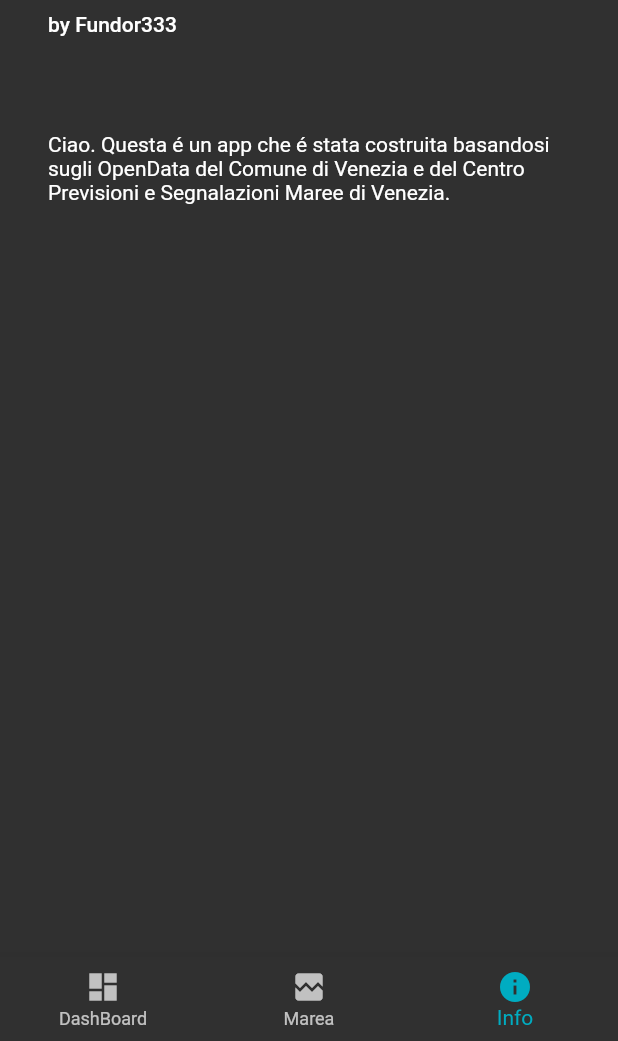
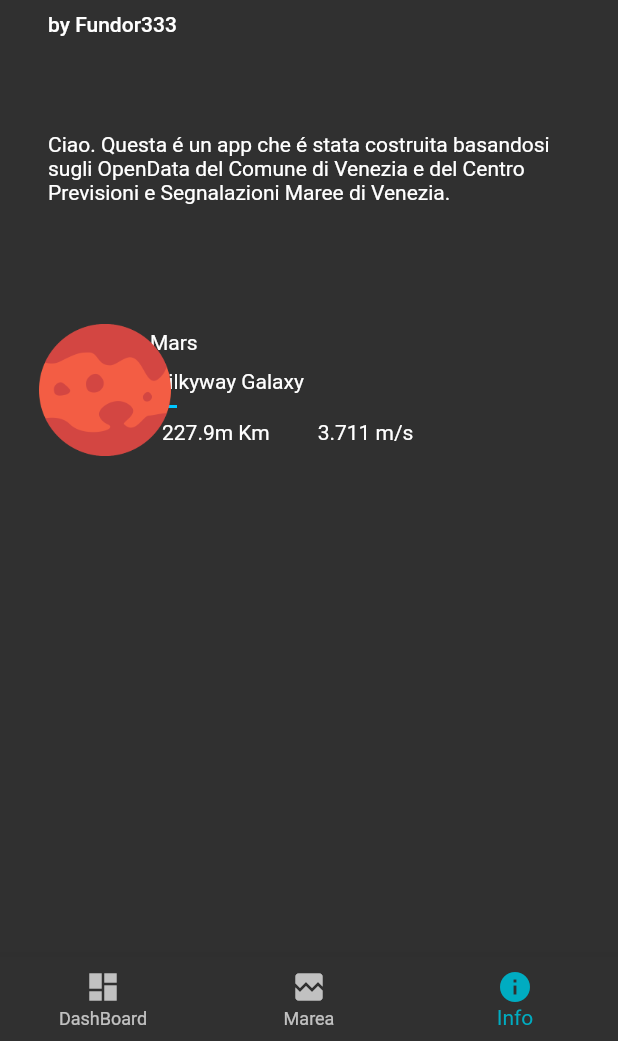
Before and after one commit to fundor333/DragodePiera, a Flutter app: the screen it shows after launch, item 3 of the bottom bar chosen, on a phone screen of 412 x 824 dp, the part 195-1236 px from its top. Run offline on Flutter 3.47's test engine with Material 2 defaults, Android fonts, the phone set to English and light mode, and no system bars; our stand-ins replace firebase_messaging; accounts and stored records are empty; network calls fail; Roboto replaces fonts that are missing (Hind, Montserrat).

Commit message:
Reworkings for developers

```diff
--- a/lib/about_widget.dart
+++ b/lib/about_widget.dart
@@ -1,3 +1,4 @@
+import 'package:drago_de_piera/models/developer.dart';
 import 'package:flutter/material.dart';
 
 class AboutWidget extends StatelessWidget {
@@ -15,18 +16,12 @@ class AboutWidget extends StatelessWidget {
                   padding: const EdgeInsets.only(bottom: 8.0),
                   child: Text(
                     'Drago de Piera',
-                    style: Theme
-                        .of(context)
-                        .textTheme
-                        .title,
+                    style: Theme.of(context).textTheme.title,
                   ),
                 ),
                 Text(
                   'by Fundor333',
-                  style: Theme
-                      .of(context)
-                      .textTheme
-                      .body2,
+                  style: Theme.of(context).textTheme.body2,
                 ),
               ],
             ),
@@ -36,9 +31,7 @@ class AboutWidget extends StatelessWidget {
     );
 
     Column buildButtonColumn(IconData icon, String label) {
-      Color color = Theme
-          .of(context)
-          .primaryColor;
+      Color color = Theme.of(context).primaryColor;
 
       return Column(
         mainAxisSize: MainAxisSize.min,
@@ -49,10 +42,7 @@ class AboutWidget extends StatelessWidget {
             margin: const EdgeInsets.only(top: 8.0),
             child: Text(
               label,
-              style: Theme
-                  .of(context)
-                  .textTheme
-                  .body1,
+              style: Theme.of(context).textTheme.body1,
             ),
           ),
         ],
@@ -73,19 +63,93 @@ class AboutWidget extends StatelessWidget {
 Ciao. Questa é un app che é stata costruita basandosi sugli OpenData del Comune di Venezia e del Centro Previsioni e Segnalazioni Maree di Venezia.
         ''',
         softWrap: true,
-        style: Theme
-            .of(context)
-            .textTheme
-            .body1,
+        style: Theme.of(context).textTheme.body1,
       ),
     );
 
+    Widget devlist = DevListRow(developers[0]);
+/*    ListView.builder(
+        itemCount: planets.length,
+        itemBuilder: (BuildContext context, int index) {
+          return DevListRow(planets[index]);
+        });*/
+
+
+
     return Scaffold(
         body: ListView(
-          children: [
-            titleSection,
-            buttonSection,
-            textSection,
+      children: [
+        titleSection,
+        buttonSection,
+        textSection,
+        devlist,
+      ],
+    ));
+  }
+}
+
+class DevListRow extends StatelessWidget {
+  DevListRow(this.planet);
+
+  final Developer planet;
+
+  Widget build(BuildContext context) {
+    final planetThumbnail = new Container(
+      margin: new EdgeInsets.symmetric(vertical: 16.0),
+      alignment: FractionalOffset.centerLeft,
+      child: new Image(
+        image: new AssetImage(planet.image),
+        height: 92.0,
+        width: 92.0,
+      ),
+    );
+
+    final planetCardContent = new Container(
+      margin: new EdgeInsets.fromLTRB(76.0, 16.0, 16.0, 16.0),
+      constraints: new BoxConstraints.expand(),
+      child: new Column(
+        crossAxisAlignment: CrossAxisAlignment.start,
+        children: <Widget>[
+          new Container(height: 4.0),
+          new Text(
+            planet.name,
+          ),
+          new Container(height: 10.0),
+          new Text(
+            planet.location,
+          ),
+          new Container(
+              margin: new EdgeInsets.symmetric(vertical: 8.0),
+              height: 2.0,
+              width: 18.0,
+              color: new Color(0xff00c6ff)),
+          new Row(
+            children: <Widget>[
+              new Container(width: 8.0),
+              new Text(
+                planet.distance,
+              ),
+              new Container(width: 24.0),
+              new Container(width: 8.0),
+              new Text(
+                planet.gravity,
+              ),
+            ],
+          ),
+        ],
+      ),
+    );
+
+    return new Container(
+        height: 120.0,
+        margin: const EdgeInsets.symmetric(
+          vertical: 16.0,
+          horizontal: 24.0,
+        ),
+        child: new Stack(
+          children: <Widget>[
+            planetCardContent,
+            planetThumbnail,
           ],
         ));
   }
--- a/lib/home_widget.dart
+++ b/lib/home_widget.dart
@@ -1,3 +1,4 @@
+import 'package:drago_de_piera/models/developer.dart';
 import 'package:flutter/material.dart';
 
 import 'about_widget.dart';
--- /dev/null
+++ b/lib/models/developer.dart
@@ -0,0 +1,60 @@
+class Developer {
+    final String id;
+    final String name;
+    final String location;
+    final String distance;
+    final String gravity;
+    final String description;
+    final String image;
+
+    const Developer({this.id, this.name, this.location, this.distance, this.gravity,
+      this.description, this.image});
+  }
+
+List<Developer> developers = [
+    const Developer(
+      id: "1",
+          name: "Mars",
+          location: "Milkyway Galaxy",
+          distance: "227.9m Km",
+          gravity: "3.711 m/s ",
+          description: "Lorem ipsum...",
+          image: "assets/img/mars.png",
+        ),
+    const Developer(
+          id: "2",
+          name: "Neptune",
+          location: "Milkyway Galaxy",
+          distance: "54.6m Km",
+          gravity: "11.15 m/s ",
+          description: "Lorem ipsum...",
+          image: "assets/img/neptune.png",
+        ),
+    const Developer(
+          id: "3",
+          name: "Moon",
+          location: "Milkyway Galaxy",
+          distance: "54.6m Km",
+          gravity: "1.622 m/s ",
+          description: "Lorem ipsum...",
+          image: "assets/img/moon.png",
+        ),
+    const Developer(
+          id: "4",
+          name: "Earth",
+          location: "Milkyway Galaxy",
+          distance: "54.6m Km",
+          gravity: "9.807 m/s ",
+          description: "Lorem ipsum...",
+          image: "assets/img/earth.png",
+        ),
+    const Developer(
+          id: "5",
+          name: "Mercury",
+          location: "Milkyway Galaxy",
+          distance: "54.6m Km",
+          gravity: "3.7 m/s ",
+          description: "Lorem ipsum...",
+          image: "assets/img/mercury.png",
+        ),
+  ];
```
Also changed, not shown: lib/marea_widget.dart (+79 -2 lines), lib/models/previsione.dart (+13 -11 lines), lib/planet_row.dart (deleted, +0 -85 lines).
